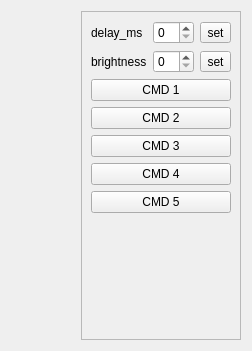
Qt form Qt/Work/WS2811_armor/src/WS2811_armor_mainbox/ui/WS2811_armor_mainbox.ui (RinatB2017/mega_GIT) before a commit.
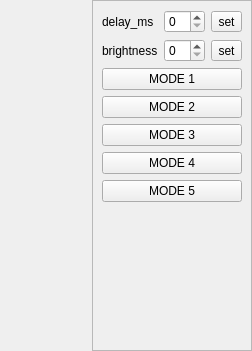
The same form after that commit. Custom widgets are drawn as their Qt base class.

What changed in the file:
```diff
--- a/Qt/Work/WS2811_armor/src/WS2811_armor_mainbox/ui/WS2811_armor_mainbox.ui
+++ b/Qt/Work/WS2811_armor/src/WS2811_armor_mainbox/ui/WS2811_armor_mainbox.ui
@@ -14,6 +14,18 @@
    <string>Dialog</string>
   </property>
   <layout class="QHBoxLayout" name="horizontalLayout">
+   <property name="leftMargin">
+    <number>0</number>
+   </property>
+   <property name="topMargin">
+    <number>0</number>
+   </property>
+   <property name="rightMargin">
+    <number>0</number>
+   </property>
+   <property name="bottomMargin">
+    <number>0</number>
+   </property>
    <item>
     <widget class="SerialBox5" name="serial_widget" native="true"/>
    </item>
@@ -73,35 +85,35 @@
       <item>
        <widget class="QPushButton" name="btn_cmd_1">
         <property name="text">
-         <string>CMD 1</string>
+         <string>MODE 1</string>
         </property>
        </widget>
       </item>
       <item>
        <widget class="QPushButton" name="btn_cmd_2">
         <property name="text">
-         <string>CMD 2</string>
+         <string>MODE 2</string>
         </property>
        </widget>
       </item>
       <item>
        <widget class="QPushButton" name="btn_cmd_3">
         <property name="text">
-         <string>CMD 3</string>
+         <string>MODE 3</string>
         </property>
        </widget>
       </item>
       <item>
        <widget class="QPushButton" name="btn_cmd_4">
         <property name="text">
-         <string>CMD 4</string>
+         <string>MODE 4</string>
         </property>
        </widget>
       </item>
       <item>
        <widget class="QPushButton" name="btn_cmd_5">
         <property name="text">
-         <string>CMD 5</string>
+         <string>MODE 5</string>
         </property>
        </widget>
       </item>
```
